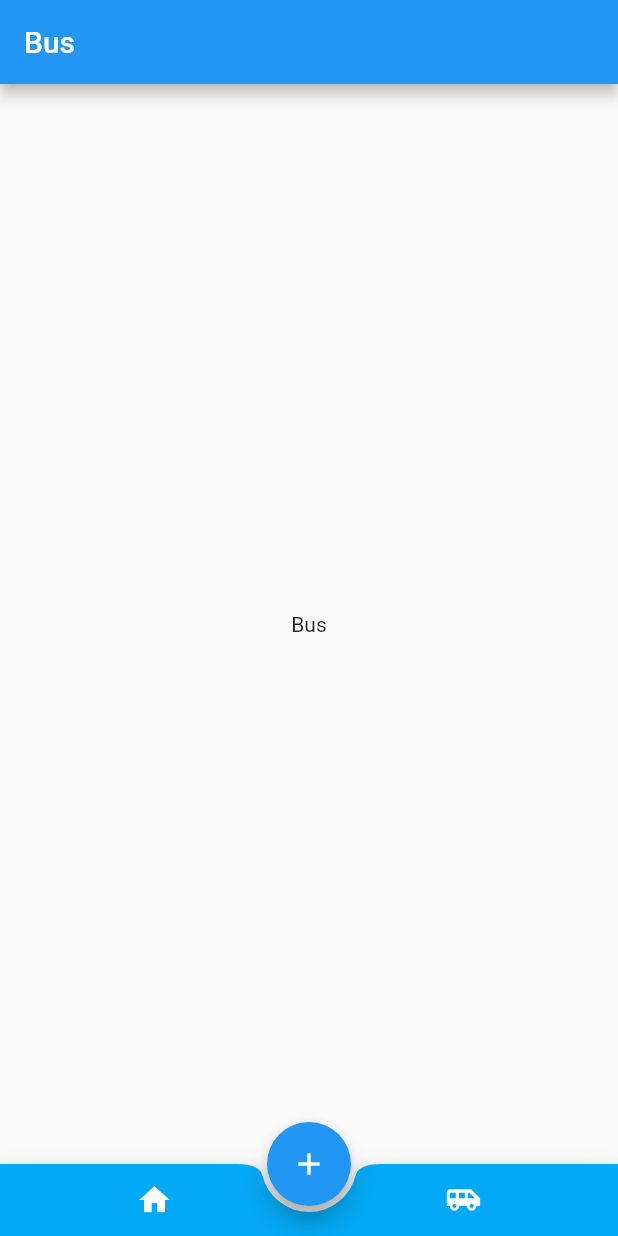
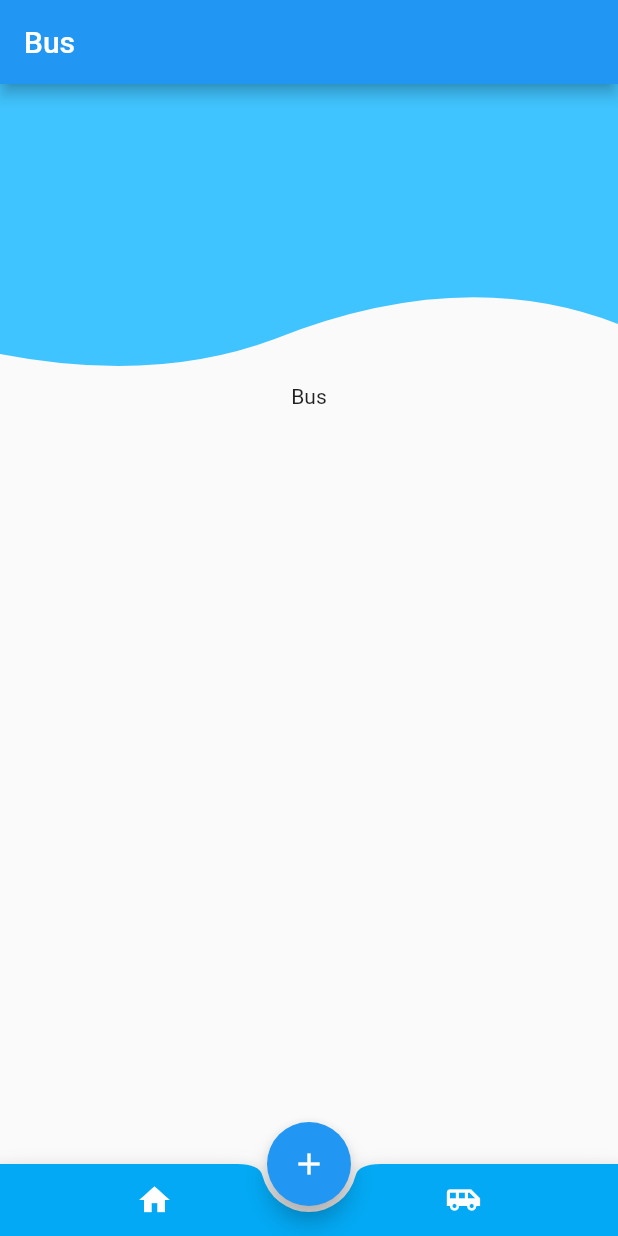
Before and after one commit to djdeo/flutter-demos, a Flutter app: the screen it shows after launch, after a tap on the "airport shuttle" icon, on a phone screen of 412 x 824 dp. Run offline on Flutter 3.47's test engine with Material 2 defaults, Android fonts, the phone set to English and light mode, and no system bars.

Commit message:
feat: 波浪形贝塞尔曲线

```diff
--- a/lib/pages/each_view.dart
+++ b/lib/pages/each_view.dart
@@ -12,12 +12,51 @@ class _EachViewState extends State<EachView> {
   @override
   Widget build(BuildContext context) {
     return Scaffold(
-      appBar: AppBar(
-        title: Text(widget._title),
-      ),
-      body: Center(
-        child: Text(widget._title),
-      ),
-    );
+        appBar: AppBar(
+          title: Text(widget._title),
+        ),
+        body: Column(
+          children: [
+            ClipPath(
+              clipper: BottomClipper(),
+              child: Container(
+                color: Colors.lightBlueAccent,
+                height: 200,
+              ),
+            ),
+            Center(
+              child: Text(widget._title),
+            ),
+          ],
+        ));
   }
 }
+
+class BottomClipper extends CustomClipper<Path> {
+  @override
+  Path getClip(Size size) {
+    var path = Path();
+    path.lineTo(0, size.height - 20);
+    var firstControlPoint = Offset(size.width / 4, size.height);
+    var firstEndPoint = Offset(size.width / 2.25, size.height - 30);
+
+    path.quadraticBezierTo(firstControlPoint.dx, firstControlPoint.dy,
+        firstEndPoint.dx, firstEndPoint.dy);
+
+    var secondControlPoint = Offset(size.width / 4 * 3, size.height - 80);
+    var secondEndPoint = Offset(size.width, size.height - 40);
+
+    path.quadraticBezierTo(secondControlPoint.dx, secondControlPoint.dy,
+        secondEndPoint.dx, secondEndPoint.dy);
+
+    path.lineTo(size.width, size.height - 40);
+    path.lineTo(size.width, 0);
+
+    return path;
+  }
+
+  @override
+  bool shouldReclip(CustomClipper<Path> oldClipper) {
+    return false;
+  }
+}
```
